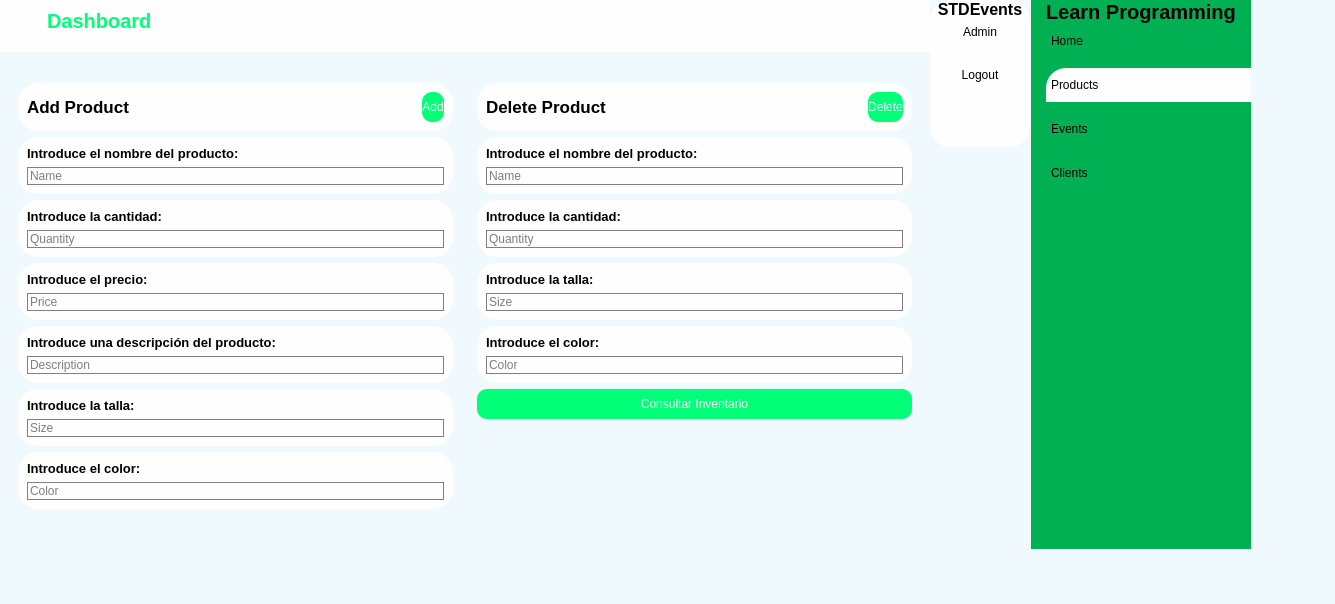
Old version of the form src/Vista/addproducto.ui in the repository gjimec00/STDEvents.
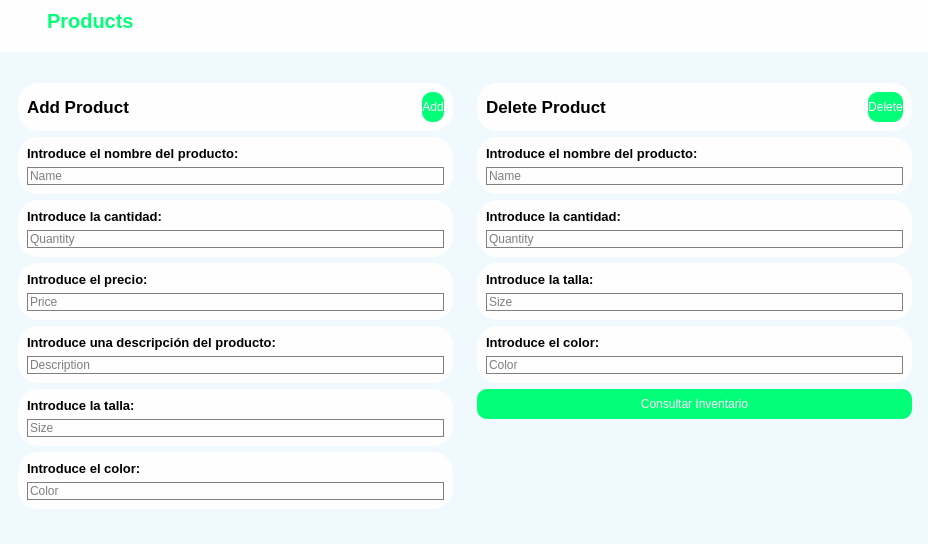
New version of the form. Icons and pictures are not drawn.

Patch:
```diff
--- a/src/Vista/addproducto.ui
+++ b/src/Vista/addproducto.ui
@@ -6,8 +6,8 @@
    <rect>
     <x>0</x>
     <y>0</y>
-    <width>1335</width>
-    <height>604</height>
+    <width>928</width>
+    <height>544</height>
    </rect>
   </property>
   <property name="windowTitle">
@@ -351,7 +351,7 @@
              </font>
             </property>
             <property name="text">
-             <string>Dashboard</string>
+             <string>Products</string>
             </property>
            </widget>
           </item>
```
